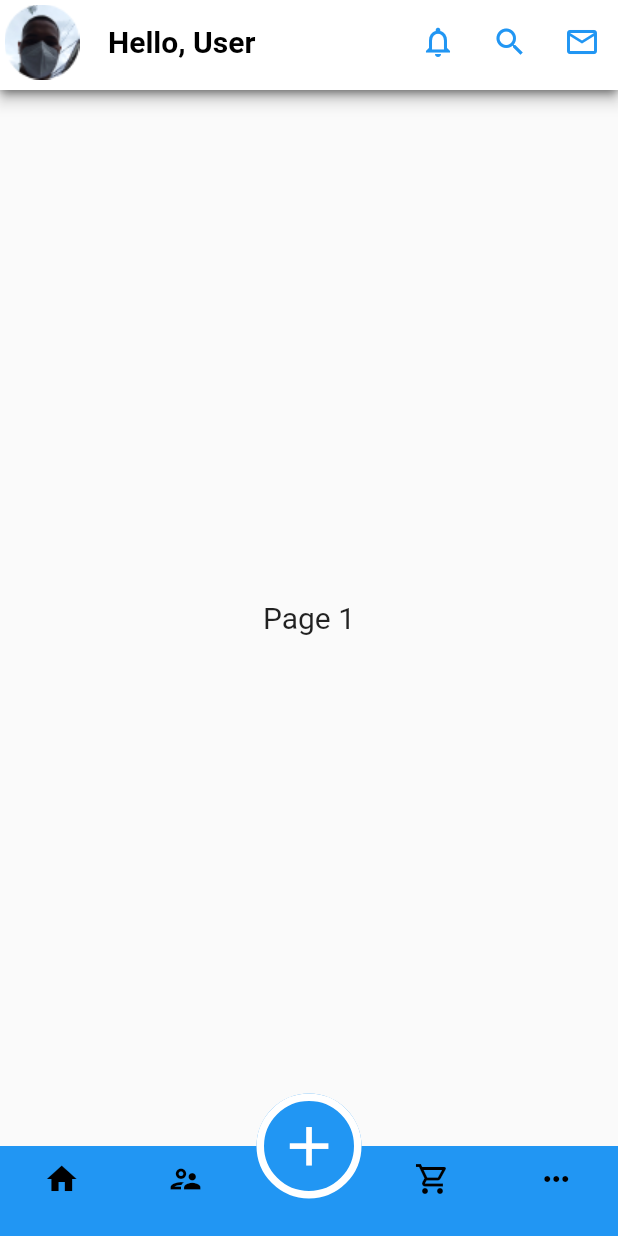
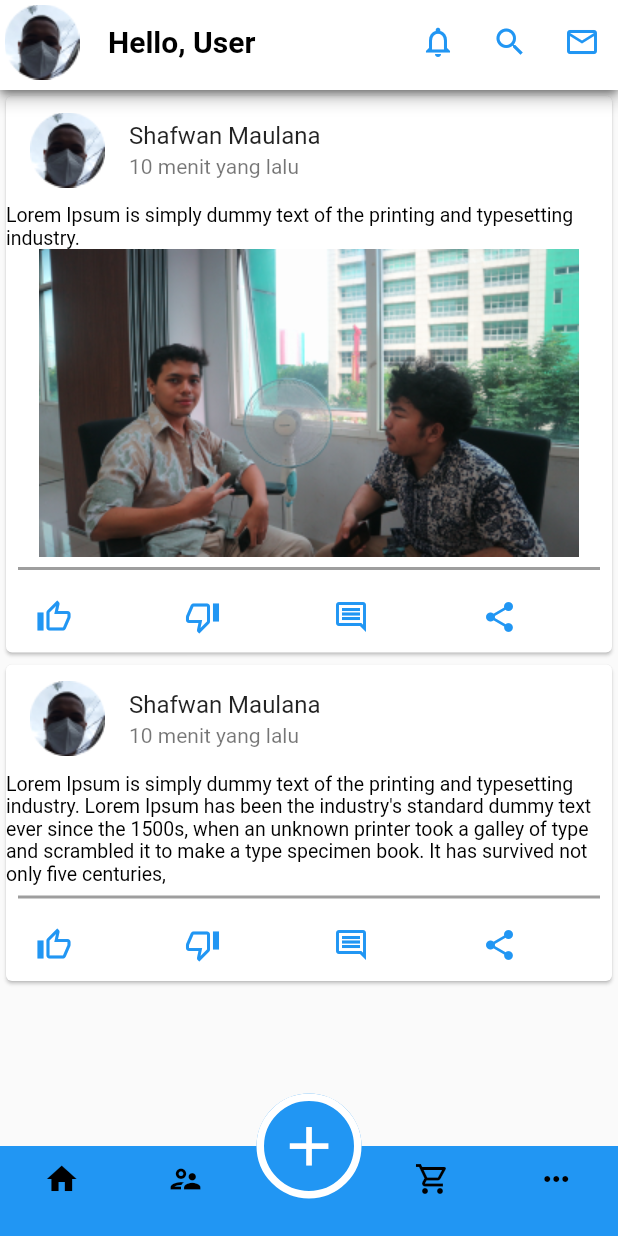
Before and after one commit to Ramadhanputra1121/code_flutter, a Flutter app: the screen it shows after launch, after a tap on "Login", on a phone screen of 412 x 824 dp. Run offline on Flutter 3.47's test engine with Material 2 defaults, Android fonts, the phone set to English and light mode, and no system bars; our stand-ins replace google_fonts.

Commit message:
tambah tambah

```diff
--- a/collagen/lib/Screens/Homepage/HomePageScreen.dart
+++ b/collagen/lib/Screens/Homepage/HomePageScreen.dart
@@ -1,3 +1,6 @@
+import 'package:collagen/Screens/NavBarBody/FriendBody.dart';
+import 'package:collagen/Screens/NavBarBody/HomeBody.dart';
+import 'package:collagen/Screens/NavBarBody/MoreBody.dart';
 import 'package:collagen/Screens/NavBarBody/ShopBody.dart';
 import 'package:flutter/material.dart';
 
@@ -11,11 +14,11 @@ class HomePageScreen extends StatefulWidget {
 class _HomePageScreen extends State<HomePageScreen> {
   int index = 0;
   final pages = [
-    const Center(child: Text('Page 1', style: TextStyle(fontSize: 20),),),
-    const Center(child: Text('Page 2', style: TextStyle(fontSize: 20),),),
+    HomeBody(),
+    FriendBody(),
     const Center(child: Text('Page 3', style: TextStyle(fontSize: 20),),),
     ShopBody(),
-    const Center(child: Text('Page 5', style: TextStyle(fontSize: 20),),),
+    MoreBody(),
   ];
 
   @override
--- a/collagen/lib/Screens/NavBarBody/HomeBody.dart
+++ b/collagen/lib/Screens/NavBarBody/HomeBody.dart
@@ -1,75 +1,199 @@
-import 'package:collagen/size_config.dart';
-import 'package:flutter/cupertino.dart';
+import 'package:flutter/material.dart';
 
-class InputDataComponent extends StatefulWidget {
-  const InputDataComponent({super.key});
+class HomeBody extends StatefulWidget {
+  const HomeBody({super.key});
 
   @override
-  _InputDataComponent createState() => _InputDataComponent();
+  _HomeBody createState() => _HomeBody();
 }
 
-class _InputDataComponent extends State<InputDataComponent> {
+class _HomeBody extends State<HomeBody> {
   @override
   Widget build(BuildContext context) {
-    return SafeArea(
-      child: SizedBox(
-        width: double.infinity,
-        child: Padding(
-          padding: EdgeInsets.symmetric(
-              horizontal: getProportionateScreenHeight(20)),
-          child: SingleChildScrollView(
-            child: Column(
-              children: [
-                DefaultTextStyle.merge(
-                  style: const TextStyle(
-                      color: CupertinoColors.black,
-                      fontWeight: FontWeight.bold,
-                      fontSize: 20
-                  ),
-                  child: Row(
-                    children: const [
-                      Text("Selamat Datang,"),
+    return Scaffold(
+      body: Column(
+        children: <Widget>[
+          Post1(),
+          Post2(),
         ],
       ),
-                ),
-                DefaultTextStyle.merge(
-                  style: const TextStyle(
-                      color: CupertinoColors.black,
-                      fontWeight: FontWeight.bold,
-                      fontSize: 20
-                  ),
-                  child: Row(
-                    children: const [
-                      Text("Username")
-                    ],
-                  ),
-                ),
-                const SizedBox(
-                  height: 30,
+    );
+  }
+}
+
+class Post1 extends StatelessWidget {
+  const Post1({super.key});
+
+  @override
+  Widget build(BuildContext context) {
+    return Card(
+      child: Column(
+        mainAxisSize: MainAxisSize.max,
+        children: <Widget>[
+          ListTile(
+            leading: Image.asset("assets/images/Picture1.png"),
+            title: Text('Shafwan Maulana'),
+            subtitle: Text('10 menit yang lalu'),
           ),
           Row(
             children: const [
               Expanded(
                   child: Text(
-                        "Lengkapi biodata di bawah untuk menyelesaikan proses registrasi.",
+                    "Lorem Ipsum is simply dummy text of the printing and typesetting industry.",
                     style: TextStyle(
-                            color: CupertinoColors.black,
-                            fontSize: 13
+                      color: Colors.black,
+                      fontSize: 13,
                     ),
                     softWrap: true,
-                        maxLines: 2,
+                    maxLines: 10,
+                  )
+              )
+            ],
           ),
+          Image.asset("assets/images/PostImage.png"),
+          Divider(
+            color: Colors.grey,
+            thickness: 2,
+            indent: 8,
+            endIndent: 8,
+          ),
+          Container(
+            child: Row(
+              children: [
+                Column(
+                  children: <Widget>[
+                    TextButton(
+                      child: Icon(Icons.thumb_up_alt_outlined),
+                      onPressed: () {/* ... */},
                     ),
                   ],
                 ),
-
-                const SizedBox(height: 20),
-
+                const SizedBox(
+                  width: 35,
+                ),
+                Column(
+                  children: <Widget>[
+                    TextButton(
+                      child: Icon(Icons.thumb_down_alt_outlined),
+                      onPressed: () {/* ... */},
+                    ),
                   ],
                 ),
+                const SizedBox(
+                  width: 35,
                 ),
+                Column(
+                  children: <Widget>[
+                    TextButton(
+                      child: Icon(Icons.comment_outlined),
+                      onPressed: () {/* ... */},
                     ),
+                  ],
+                ),
+                const SizedBox(
+                  width: 35,
+                ),
+                Column(
+                  children: <Widget>[
+                    TextButton(
+                      child: Icon(Icons.share),
+                      onPressed: () {/* ... */},
+                    ),
+                  ],
+                ),
+              ],
+            ),
+          )
+        ],
       ),
     );
   }
 }
+
+class Post2 extends StatelessWidget {
+  const Post2({super.key});
+
+  @override
+  Widget build(BuildContext context) {
+    return Card(
+      child: Column(
+        mainAxisSize: MainAxisSize.max,
+        children: <Widget>[
+          ListTile(
+            leading: Image.asset("assets/images/Picture1.png"),
+            title: Text('Shafwan Maulana'),
+            subtitle: Text('10 menit yang lalu'),
+          ),
+          Row(
+            children: const [
+              Expanded(
+                  child: Text(
+                    "Lorem Ipsum is simply dummy text of the printing and typesetting industry. Lorem Ipsum has been the industry's standard dummy text ever since the 1500s, when an unknown printer took a galley of type and scrambled it to make a type specimen book. It has survived not only five centuries,",
+                    style: TextStyle(
+                      color: Colors.black,
+                      fontSize: 13,
+                    ),
+                    softWrap: true,
+                    maxLines: 10,
+                  )
+              )
+            ],
+          ),
+          Divider(
+            color: Colors.grey,
+            thickness: 2,
+            indent: 8,
+            endIndent: 8,
+          ),
+          Container(
+            child: Row(
+              children: [
+                Column(
+                  children: <Widget>[
+                    TextButton(
+                      child: Icon(Icons.thumb_up_alt_outlined),
+                      onPressed: () {/* ... */},
+                    ),
+                  ],
+                ),
+                const SizedBox(
+                  width: 35,
+                ),
+                Column(
+                  children: <Widget>[
+                    TextButton(
+                      child: Icon(Icons.thumb_down_alt_outlined),
+                      onPressed: () {/* ... */},
+                    ),
+                  ],
+                ),
+                const SizedBox(
+                  width: 35,
+                ),
+                Column(
+                  children: <Widget>[
+                    TextButton(
+                      child: Icon(Icons.comment_outlined),
+                      onPressed: () {/* ... */},
+                    ),
+                  ],
+                ),
+                const SizedBox(
+                  width: 35,
+                ),
+                Column(
+                  children: <Widget>[
+                    TextButton(
+                      child: Icon(Icons.share),
+                      onPressed: () {/* ... */},
+                    ),
+                  ],
+                ),
+              ],
+            ),
+          )
+        ],
+      ),
+    );
+  }
+}
--- a/collagen/lib/Screens/NavBarBody/ShopBody.dart
+++ b/collagen/lib/Screens/NavBarBody/ShopBody.dart
@@ -38,15 +38,24 @@ class _ShopBody extends State<ShopBody> {
                           ),
                         )),
                         Padding(
-                            padding: EdgeInsets.all(10.0),
+                            padding: EdgeInsets.only(left: 10.0),
                             child: Text(
-                              "Rp. 9000 ",
-                              style: TextStyle(fontSize: 18.0),
+                              "Rp. 9000",
+                              style: TextStyle(fontSize: 16.0),
                             )),
-                        Text(
-                          "Ayam Jago + Kandang",
-                          style: TextStyle(fontSize: 18.0),
-                        )
+                        Padding(
+                            padding: EdgeInsets.only(left: 10.0),
+                            child: Text(
+                              "Ayam Jago + Kandang ",
+                              style: TextStyle(fontSize: 16.0),
+                            )),
+                        Padding(
+                            padding: EdgeInsets.only(left: 10.0),
+                            child: Text(
+                              "Depok",
+                              style: TextStyle(fontSize: 16.0),
+                            )),
+
                       ],
                     )));
           }),
--- a/collagen/lib/theme.dart
+++ b/collagen/lib/theme.dart
@@ -24,7 +24,7 @@ InputDecorationTheme inputDecorationTheme() {
     // if you r using flutter less then 1.20.* then maybe this is not working properly
     // if we are define our floatingLabelBehavior in our theme then it's not applayed
     floatingLabelBehavior: FloatingLabelBehavior.always,
-    contentPadding: const EdgeInsets.symmetric(horizontal: 42, vertical: 20),
+    contentPadding: const EdgeInsets.symmetric(horizontal: 0, vertical: 0),
     enabledBorder: outlineInputBorder,
     focusedBorder: outlineInputBorder,
     border: outlineInputBorder,
```
Also changed, not shown: collagen/lib/Screens/NavBarBody/FriendBody.dart (added, +17 -0 lines), collagen/lib/Screens/NavBarBody/MoreBody.dart (added, +17 -0 lines), collagen/assets/images/Market.png (added), collagen/assets/images/PostImage.png (added), collagen/assets/images/Vector.png (added). Lines whose indentation alone changed are shown as unchanged.
